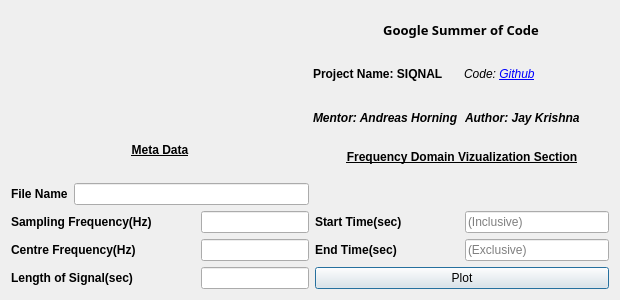
This is qt/freqscreen.ui in aerospaceresearch/SiqNAL as Qt 5 draws it before an edit. The edited form follows.
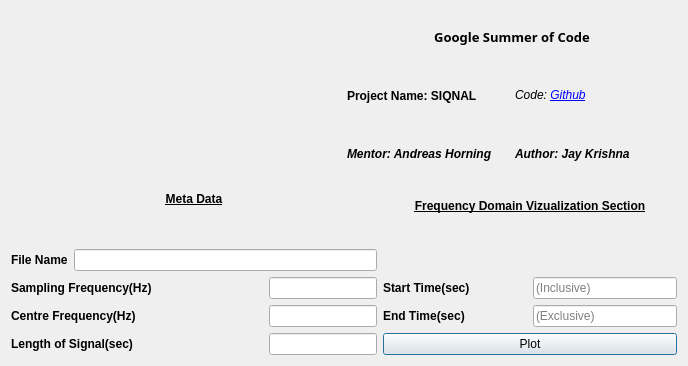
This is the edited form.

Commit message: Added till bandpass filter

What changed in the file:
```diff
--- a/qt/freqscreen.ui
+++ b/qt/freqscreen.ui
@@ -6,8 +6,8 @@
    <rect>
     <x>0</x>
     <y>0</y>
-    <width>620</width>
-    <height>300</height>
+    <width>688</width>
+    <height>366</height>
    </rect>
   </property>
   <property name="windowTitle">
```
